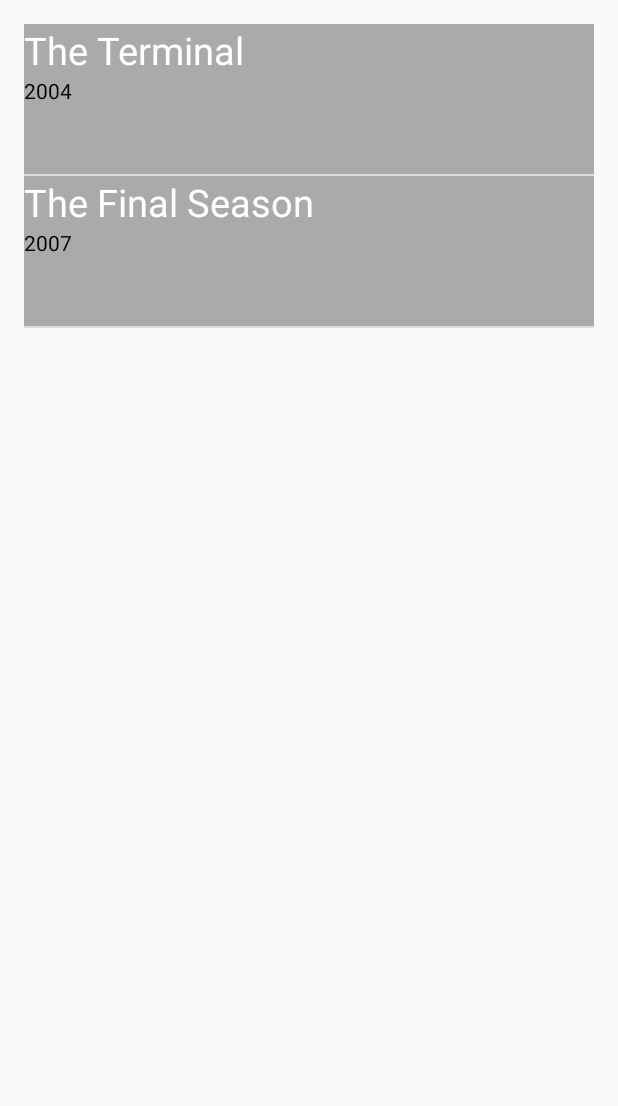
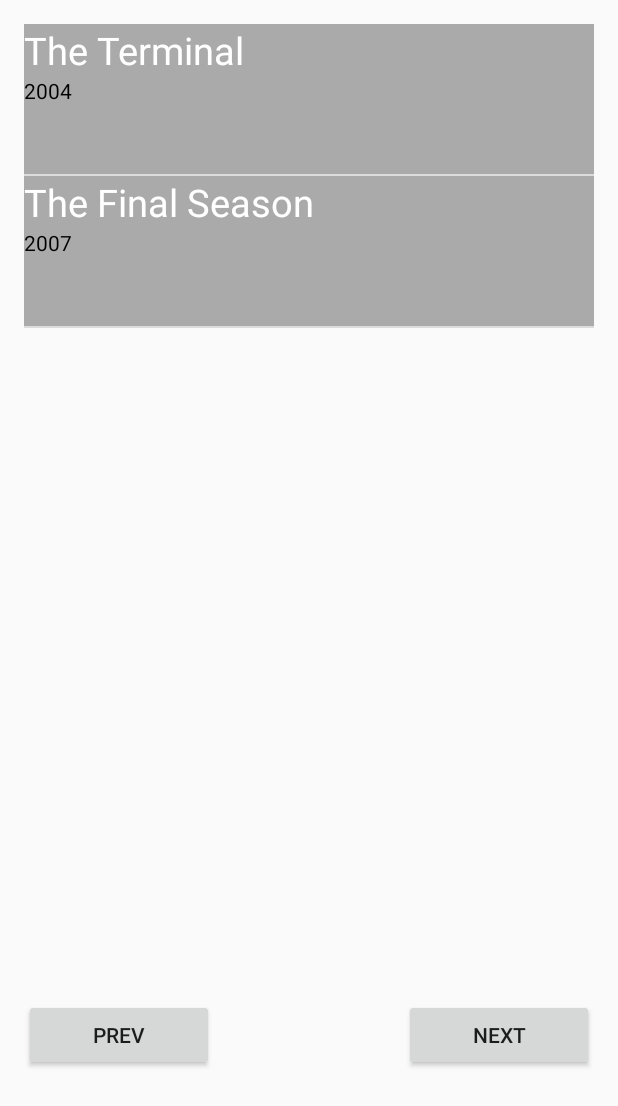
Before and after one commit to angryj/CS122B-spring21-t148, an Android app: the ListViewActivity screen opened directly, with no data from a screen before it, on a phone screen of 412 x 824 dp. Shown: the top 1106 px of the screen. Run offline under Robolectric (Android 15) with nearby library versions, the phone set to English and light mode, and no system bars.

Commit message:
fixes to Search

```diff
--- a/app/src/main/java/edu/uci/ics/fabflixmobile/BaseURL.java
+++ b/app/src/main/java/edu/uci/ics/fabflixmobile/BaseURL.java
@@ -4,5 +4,8 @@ public class BaseURL {
     private final String host = "10.0.0.158";
     private final String port = "8443";
     private final String domain = "blah";
+    //public final String baseURL = "https://" + host + ":" + port + "/" + domain;
+    //modify the baseURL to the EC2 Instance when we submit, modify this file for your own convenience
+    //until then
     public final String baseURL = "https://" + host + ":" + port + "/" + domain;
 }
--- a/app/src/main/java/edu/uci/ics/fabflixmobile/Login.java
+++ b/app/src/main/java/edu/uci/ics/fabflixmobile/Login.java
@@ -47,7 +47,7 @@ public class Login extends ActionBarActivity {
 
         BaseURL t = new BaseURL();
         baseURL = t.baseURL;
-
+        message.setText("");
         //assign a listener to call a function to handle the user request when clicking a button
         loginButton.setOnClickListener(view -> login());
     }
--- a/app/src/main/java/edu/uci/ics/fabflixmobile/Search.java
+++ b/app/src/main/java/edu/uci/ics/fabflixmobile/Search.java
@@ -33,7 +33,7 @@ public class Search extends Activity {
         submit = findViewById(R.id.submit);
         title = findViewById(R.id.title);
         message = findViewById(R.id.message);
-
+        message.setText("");
         BaseURL t = new BaseURL();
         baseURL = t.baseURL;
 
@@ -50,10 +50,10 @@ public class Search extends Activity {
                 baseURL + "/api/Movie-List" + "?Title=" + title.getText().toString() +"&",
                 response -> {
                     message.setText(response);
-                    // TODO: should parse the json response to redirect to appropriate functions
-                    //  upon different response value.
                     Log.d("search.success", response);
-                    message.setText(response);
+                    Intent listPage = new Intent(Search.this, ListViewActivity.class);
+
+                    startActivity(listPage);
                 },
                 error -> {
                     // error
--- a/app/src/main/res/layout/listview.xml
+++ b/app/src/main/res/layout/listview.xml
@@ -1,15 +1,43 @@
 <?xml version="1.0" encoding="utf-8"?>
-<RelativeLayout xmlns:android="http://schemas.android.com/apk/res/android"
-                android:layout_width="match_parent"
-                android:layout_height="match_parent"
-                android:paddingBottom="@dimen/activity_vertical_margin"
-                android:paddingLeft="@dimen/activity_horizontal_margin"
-                android:paddingRight="@dimen/activity_horizontal_margin"
-                android:paddingTop="@dimen/activity_vertical_margin">
+<LinearLayout xmlns:android="http://schemas.android.com/apk/res/android"
+    android:layout_width="match_parent"
+    android:layout_height="wrap_content"
+    android:paddingLeft="@dimen/activity_horizontal_margin"
+    android:paddingTop="@dimen/activity_vertical_margin"
+    android:paddingRight="@dimen/activity_horizontal_margin"
+    android:paddingBottom="@dimen/activity_vertical_margin"
+    android:orientation="vertical">
 
     <ListView
-            android:id="@+id/list"
-            android:layout_width="match_parent"
-            android:layout_height="match_parent" />
+        android:id="@+id/list"
+        android:layout_width="match_parent"
+        android:layout_height="650dp">
 
-</RelativeLayout>
+    </ListView>
+
+    <LinearLayout
+        android:layout_width="match_parent"
+        android:layout_height="wrap_content"
+        android:orientation="horizontal">
+
+        <Button
+            android:id="@+id/prev"
+            android:layout_height="match_parent"
+            android:layout_weight="1"
+            android:text="Prev"  android:layout_width="0dp"/>
+
+        <TextView
+            android:id="@+id/page"
+            android:layout_height="match_parent"
+            android:layout_weight="1"
+            android:textSize="20sp"  android:layout_width="0dp"/>
+
+        <Button
+            android:id="@+id/next"
+            android:layout_height="match_parent"
+            android:layout_weight="1"
+            android:text="Next"  android:layout_width="0dp"/>
+
+    </LinearLayout>
+
+</LinearLayout>
```
